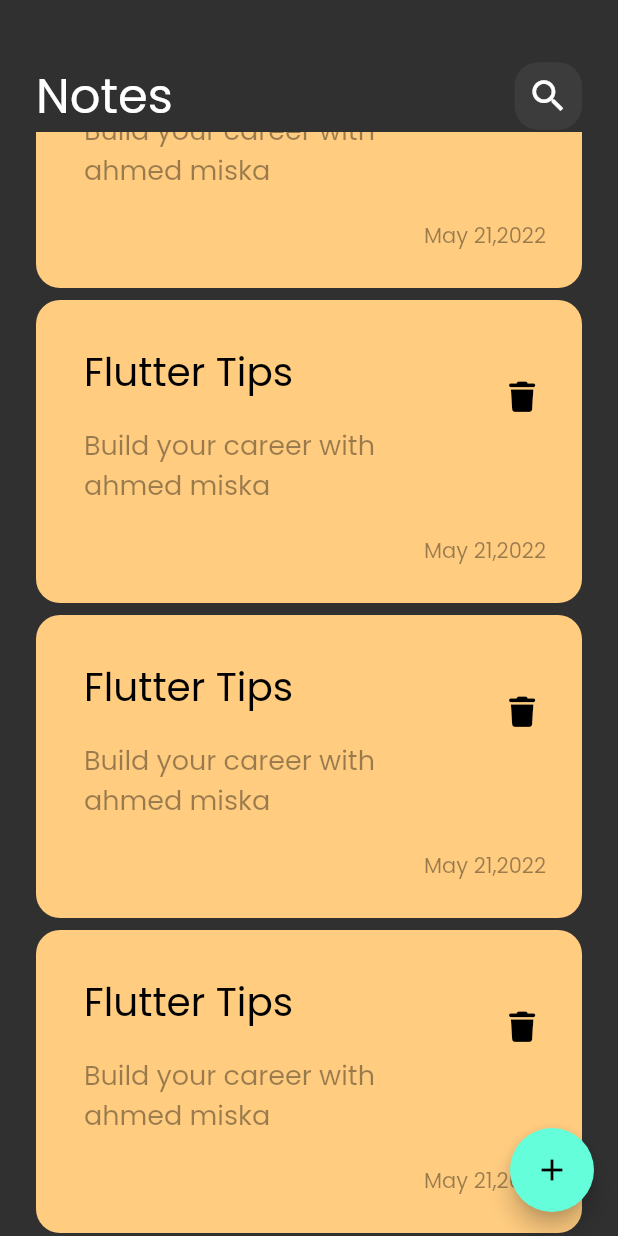
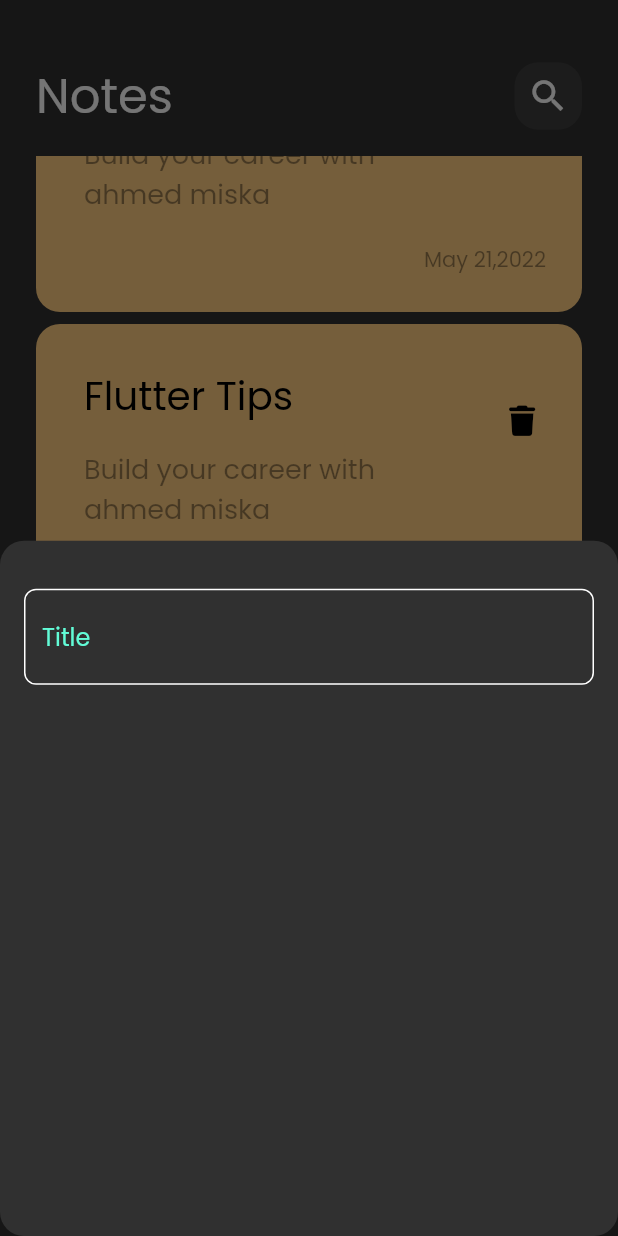
Before and after one commit to Ahmed-miska/notes_app, a Flutter app: the screen it shows after launch, scrolled down 1152 dp, after a tap on the "add" icon, on a phone screen of 412 x 824 dp. Run offline on Flutter 3.47's test engine with Material 2 defaults, Android fonts, the phone set to English and light mode, and no system bars; our stand-ins replace font_awesome_flutter.

Commit message:
add custom text faild

```diff
--- /dev/null
+++ b/lib/constant.dart
@@ -0,0 +1,3 @@
+import 'package:flutter/animation.dart';
+
+const Color KpramaryColor = Color(0xff62FCD7);
--- a/lib/views/notes_view.dart
+++ b/lib/views/notes_view.dart
@@ -1,5 +1,6 @@
 import 'package:flutter/cupertino.dart';
 import 'package:flutter/material.dart';
+import 'package:notes_app/views/widgets/add_note_bottom_sheet.dart';
 import 'package:notes_app/views/widgets/notes_view_body.dart';
 
 class NotesView extends StatelessWidget {
@@ -9,7 +10,16 @@ class NotesView extends StatelessWidget {
   Widget build(BuildContext context) {
     return Scaffold(
       floatingActionButton: FloatingActionButton(
-        onPressed: () {},
+        onPressed: () {
+          showModalBottomSheet(
+              shape: RoundedRectangleBorder(
+                borderRadius: BorderRadius.circular(16),
+              ),
+              context: context,
+              builder: (context) {
+                return AddNoteBottomSheet();
+              });
+        },
         child: Icon(
           Icons.add,
         ),
--- /dev/null
+++ b/lib/views/widgets/add_note_bottom_sheet.dart
@@ -0,0 +1,22 @@
+import 'package:flutter/cupertino.dart';
+import 'package:flutter/material.dart';
+import 'package:notes_app/views/widgets/cutom_text_field.dart';
+
+class AddNoteBottomSheet extends StatelessWidget {
+  const AddNoteBottomSheet({Key? key}) : super(key: key);
+
+  @override
+  Widget build(BuildContext context) {
+    return Padding(
+      padding: const EdgeInsets.symmetric(horizontal: 16),
+      child: Column(
+        children: [
+          SizedBox(
+            height: 32,
+          ),
+          CustomTextField(),
+        ],
+      ),
+    );
+  }
+}
--- /dev/null
+++ b/lib/views/widgets/cutom_text_field.dart
@@ -0,0 +1,29 @@
+import 'package:flutter/cupertino.dart';
+import 'package:flutter/material.dart';
+import 'package:notes_app/constant.dart';
+
+class CustomTextField extends StatelessWidget {
+  const CustomTextField({Key? key}) : super(key: key);
+
+  @override
+  Widget build(BuildContext context) {
+    return TextField(
+      cursorColor: KpramaryColor,
+      decoration: InputDecoration(
+          hintText: 'Title',
+          hintStyle: TextStyle(color: KpramaryColor),
+          border: buildBorder(),
+          enabledBorder: buildBorder(),
+          focusedBorder: buildBorder(KpramaryColor)),
+    );
+  }
+
+  OutlineInputBorder buildBorder([Color]) {
+    return OutlineInputBorder(
+      borderRadius: BorderRadius.circular(8),
+      borderSide: BorderSide(
+        color: Color ?? Colors.white,
+      ),
+    );
+  }
+}
--- a/lib/views/widgets/notes_list_view.dart
+++ b/lib/views/widgets/notes_list_view.dart
@@ -7,13 +7,17 @@ class NotesListView extends StatelessWidget {
 
   @override
   Widget build(BuildContext context) {
-    return ListView.builder(
+    return Padding(
+      padding: const EdgeInsets.symmetric(vertical: 16),
+      child: ListView.builder(
+        padding: EdgeInsets.zero,
         itemBuilder: (context, index) {
           return Padding(
             padding: const EdgeInsets.symmetric(vertical: 4),
             child: NoteItem(),
           );
         },
+      ),
     );
   }
 }
```
Lines whose indentation alone changed are shown as unchanged.
